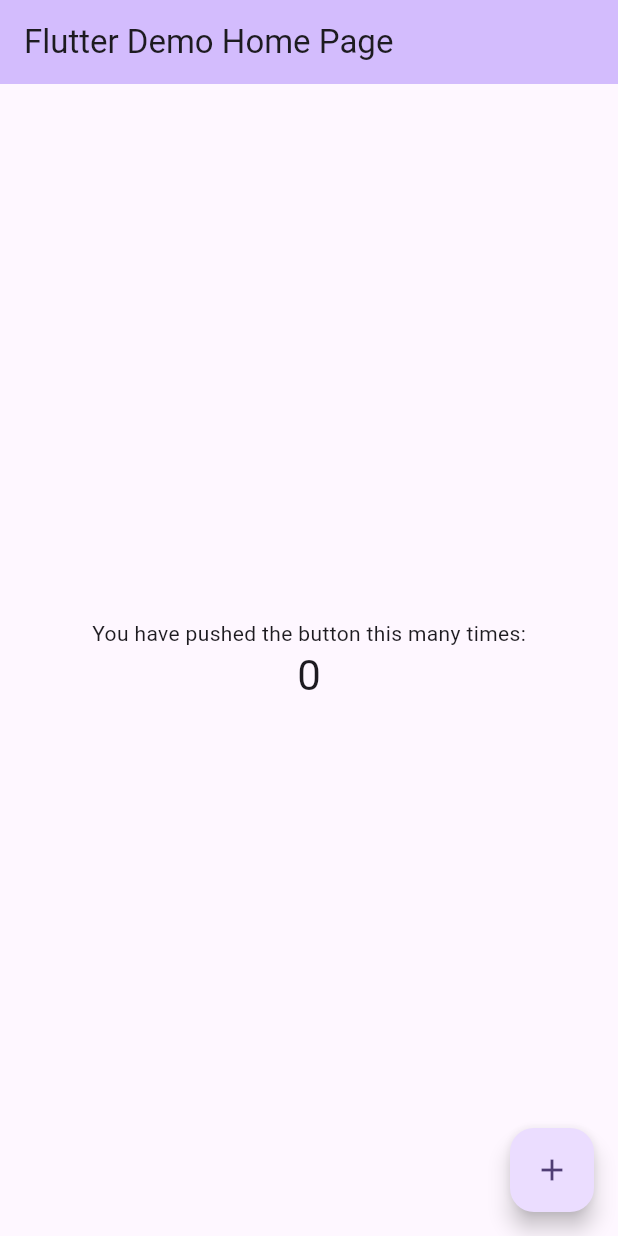
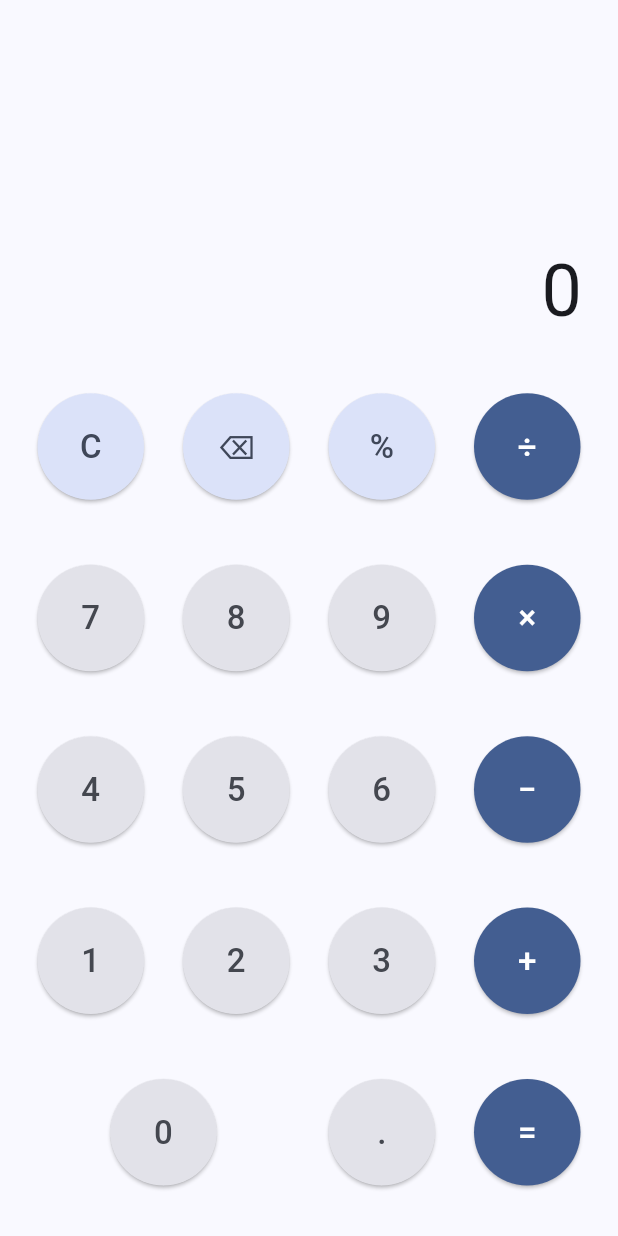
Before and after one commit to basalamahalam/simplecalc, a Flutter app: the screen it shows after launch, on a phone screen of 412 x 824 dp. Run offline on Flutter 3.47's test engine with Material 3 defaults, Android fonts, the phone set to English and light mode, and no system bars.

Commit message:
feat: add calculator UI wired to CalculatorEngine

```diff
--- a/lib/main.dart
+++ b/lib/main.dart
@@ -1,122 +1,32 @@
 import 'package:flutter/material.dart';
 
+import 'screens/calculator_screen.dart';
+
 void main() {
-  runApp(const MyApp());
+  runApp(const SimpleCalcApp());
 }
 
-class MyApp extends StatelessWidget {
-  const MyApp({super.key});
+class SimpleCalcApp extends StatelessWidget {
+  const SimpleCalcApp({super.key});
 
-  // This widget is the root of your application.
   @override
   Widget build(BuildContext context) {
     return MaterialApp(
-      title: 'Flutter Demo',
+      title: 'SimpleCalc',
+      debugShowCheckedModeBanner: false,
+      themeMode: ThemeMode.system,
       theme: ThemeData(
-        // This is the theme of your application.
-        //
-        // TRY THIS: Try running your application with "flutter run". You'll see
-        // the application has a purple toolbar. Then, without quitting the app,
-        // try changing the seedColor in the colorScheme below to Colors.green
-        // and then invoke "hot reload" (save your changes or press the "hot
-        // reload" button in a Flutter-supported IDE, or press "r" if you used
-        // the command line to start the app).
-        //
-        // Notice that the counter didn't reset back to zero; the application
-        // state is not lost during the reload. To reset the state, use hot
-        // restart instead.
-        //
-        // This works for code too, not just values: Most code changes can be
-        // tested with just a hot reload.
-        colorScheme: .fromSeed(seedColor: Colors.deepPurple),
+        colorScheme: ColorScheme.fromSeed(seedColor: const Color(0xFF1A73E8)),
+        useMaterial3: true,
       ),
-      home: const MyHomePage(title: 'Flutter Demo Home Page'),
+      darkTheme: ThemeData(
+        colorScheme: ColorScheme.fromSeed(
+          seedColor: const Color(0xFF1A73E8),
+          brightness: Brightness.dark,
+        ),
+        useMaterial3: true,
+      ),
+      home: const CalculatorScreen(),
     );
   }
 }
-
-class MyHomePage extends StatefulWidget {
-  const MyHomePage({super.key, required this.title});
-
-  // This widget is the home page of your application. It is stateful, meaning
-  // that it has a State object (defined below) that contains fields that affect
-  // how it looks.
-
-  // This class is the configuration for the state. It holds the values (in this
-  // case the title) provided by the parent (in this case the App widget) and
-  // used by the build method of the State. Fields in a Widget subclass are
-  // always marked "final".
-
-  final String title;
-
-  @override
-  State<MyHomePage> createState() => _MyHomePageState();
-}
-
-class _MyHomePageState extends State<MyHomePage> {
-  int _counter = 0;
-
-  void _incrementCounter() {
-    setState(() {
-      // This call to setState tells the Flutter framework that something has
-      // changed in this State, which causes it to rerun the build method below
-      // so that the display can reflect the updated values. If we changed
-      // _counter without calling setState(), then the build method would not be
-      // called again, and so nothing would appear to happen.
-      _counter++;
-    });
-  }
-
-  @override
-  Widget build(BuildContext context) {
-    // This method is rerun every time setState is called, for instance as done
-    // by the _incrementCounter method above.
-    //
-    // The Flutter framework has been optimized to make rerunning build methods
-    // fast, so that you can just rebuild anything that needs updating rather
-    // than having to individually change instances of widgets.
-    return Scaffold(
-      appBar: AppBar(
-        // TRY THIS: Try changing the color here to a specific color (to
-        // Colors.amber, perhaps?) and trigger a hot reload to see the AppBar
-        // change color while the other colors stay the same.
-        backgroundColor: Theme.of(context).colorScheme.inversePrimary,
-        // Here we take the value from the MyHomePage object that was created by
-        // the App.build method, and use it to set our appbar title.
-        title: Text(widget.title),
-      ),
-      body: Center(
-        // Center is a layout widget. It takes a single child and positions it
-        // in the middle of the parent.
-        child: Column(
-          // Column is also a layout widget. It takes a list of children and
-          // arranges them vertically. By default, it sizes itself to fit its
-          // children horizontally, and tries to be as tall as its parent.
-          //
-          // Column has various properties to control how it sizes itself and
-          // how it positions its children. Here we use mainAxisAlignment to
-          // center the children vertically; the main axis here is the vertical
-          // axis because Columns are vertical (the cross axis would be
-          // horizontal).
-          //
-          // TRY THIS: Invoke "debug painting" (choose the "Toggle Debug Paint"
-          // action in the IDE, or press "p" in the console), to see the
-          // wireframe for each widget.
-          mainAxisAlignment: .center,
-          children: [
-            const Text('You have pushed the button this many times:'),
-            Text(
-              '$_counter',
-              style: Theme.of(context).textTheme.headlineMedium,
-            ),
-          ],
-        ),
-      ),
-      floatingActionButton: FloatingActionButton(
-        onPressed: _incrementCounter,
-        tooltip: 'Increment',
-        child: const Icon(Icons.add),
-      ),
-    );
-  }
-}
--- /dev/null
+++ b/lib/screens/calculator_screen.dart
@@ -0,0 +1,208 @@
+import 'package:flutter/material.dart';
+
+import '../calculator_engine.dart';
+import '../widgets/calculator_button.dart';
+
+class CalculatorScreen extends StatefulWidget {
+  const CalculatorScreen({super.key});
+
+  @override
+  State<CalculatorScreen> createState() => _CalculatorScreenState();
+}
+
+class _CalculatorScreenState extends State<CalculatorScreen> {
+  final CalculatorEngine _engine = CalculatorEngine();
+
+  void _onDigit(String digit) => setState(() => _engine.inputDigit(digit));
+
+  void _onDecimal() => setState(() => _engine.inputDecimal());
+
+  void _onOperator(String op) => setState(() => _engine.inputOperator(op));
+
+  void _onPercent() => setState(() => _engine.inputPercent());
+
+  void _onBackspace() => setState(() => _engine.backspace());
+
+  void _onClear() => setState(() => _engine.clear());
+
+  void _onEquals() => setState(() => _engine.evaluate());
+
+  @override
+  Widget build(BuildContext context) {
+    final colors = Theme.of(context).colorScheme;
+    final functionStyle = (
+      background: colors.secondaryContainer,
+      foreground: colors.onSecondaryContainer,
+    );
+    final operatorStyle = (
+      background: colors.primary,
+      foreground: colors.onPrimary,
+    );
+    final digitStyle = (
+      background: colors.surfaceContainerHighest,
+      foreground: colors.onSurfaceVariant,
+    );
+
+    final displayText = _engine.display.isEmpty ? '0' : _engine.display;
+
+    return Scaffold(
+      body: SafeArea(
+        child: Padding(
+          padding: const EdgeInsets.all(12),
+          child: Column(
+            children: [
+              Expanded(
+                flex: 2,
+                child: Align(
+                  alignment: Alignment.bottomRight,
+                  child: Padding(
+                    padding: const EdgeInsets.all(12),
+                    child: Text(
+                      displayText,
+                      key: const Key('calculatorDisplay'),
+                      style: const TextStyle(fontSize: 48),
+                    ),
+                  ),
+                ),
+              ),
+              Expanded(
+                flex: 5,
+                child: Column(
+                  children: [
+                    _buttonRow([
+                      CalculatorButton(
+                        label: 'C',
+                        background: functionStyle.background,
+                        foreground: functionStyle.foreground,
+                        onPressed: _onClear,
+                      ),
+                      CalculatorButton(
+                        label: '⌫',
+                        background: functionStyle.background,
+                        foreground: functionStyle.foreground,
+                        onPressed: _onBackspace,
+                      ),
+                      CalculatorButton(
+                        label: '%',
+                        background: functionStyle.background,
+                        foreground: functionStyle.foreground,
+                        onPressed: _onPercent,
+                      ),
+                      CalculatorButton(
+                        label: '÷',
+                        background: operatorStyle.background,
+                        foreground: operatorStyle.foreground,
+                        onPressed: () => _onOperator('÷'),
+                      ),
+                    ]),
+                    _buttonRow([
+                      for (final d in ['7', '8', '9'])
+                        CalculatorButton(
+                          label: d,
+                          background: digitStyle.background,
+                          foreground: digitStyle.foreground,
+                          onPressed: () => _onDigit(d),
+                        ),
+                      CalculatorButton(
+                        label: '×',
+                        background: operatorStyle.background,
+                        foreground: operatorStyle.foreground,
+                        onPressed: () => _onOperator('×'),
+                      ),
+                    ]),
+                    _buttonRow([
+                      for (final d in ['4', '5', '6'])
+                        CalculatorButton(
+                          label: d,
+                          background: digitStyle.background,
+                          foreground: digitStyle.foreground,
+                          onPressed: () => _onDigit(d),
+                        ),
+                      CalculatorButton(
+                        label: '−',
+                        background: operatorStyle.background,
+                        foreground: operatorStyle.foreground,
+                        onPressed: () => _onOperator('-'),
+                      ),
+                    ]),
+                    _buttonRow([
+                      for (final d in ['1', '2', '3'])
+                        CalculatorButton(
+                          label: d,
+                          background: digitStyle.background,
+                          foreground: digitStyle.foreground,
+                          onPressed: () => _onDigit(d),
+                        ),
+                      CalculatorButton(
+                        label: '+',
+                        background: operatorStyle.background,
+                        foreground: operatorStyle.foreground,
+                        onPressed: () => _onOperator('+'),
+                      ),
+                    ]),
+                    Expanded(
+                      child: Row(
+                        children: [
+                          Expanded(
+                            flex: 2,
+                            child: Padding(
+                              padding: const EdgeInsets.all(6),
+                              child: CalculatorButton(
+                                label: '0',
+                                background: digitStyle.background,
+                                foreground: digitStyle.foreground,
+                                onPressed: () => _onDigit('0'),
+                              ),
+                            ),
+                          ),
+                          Expanded(
+                            child: Padding(
+                              padding: const EdgeInsets.all(6),
+                              child: CalculatorButton(
+                                label: '.',
+                                background: digitStyle.background,
+                                foreground: digitStyle.foreground,
+                                onPressed: _onDecimal,
+                              ),
+                            ),
+                          ),
+                          Expanded(
+                            child: Padding(
+                              padding: const EdgeInsets.all(6),
+                              child: CalculatorButton(
+                                label: '=',
+                                background: operatorStyle.background,
+                                foreground: operatorStyle.foreground,
+                                onPressed: _onEquals,
+                              ),
+                            ),
+                          ),
+                        ],
+                      ),
+                    ),
+                  ],
+                ),
+              ),
+            ],
+          ),
+        ),
+      ),
+    );
+  }
+
+  Widget _buttonRow(List<Widget> buttons) {
+    return Expanded(
+      child: Row(
+        children: [
+          for (final button in buttons)
+            Expanded(
+              child: Padding(
+                padding: const EdgeInsets.all(6),
+                child: button,
+              ),
+            ),
+        ],
+      ),
+    );
+  }
+}
--- /dev/null
+++ b/lib/widgets/calculator_button.dart
@@ -0,0 +1,30 @@
+import 'package:flutter/material.dart';
+
+class CalculatorButton extends StatelessWidget {
+  const CalculatorButton({
+    super.key,
+    required this.label,
+    required this.background,
+    required this.foreground,
+    required this.onPressed,
+  });
+
+  final String label;
+  final Color background;
+  final Color foreground;
+  final VoidCallback onPressed;
+
+  @override
+  Widget build(BuildContext context) {
+    return ElevatedButton(
+      onPressed: onPressed,
+      style: ElevatedButton.styleFrom(
+        backgroundColor: background,
+        foregroundColor: foreground,
+        shape: const CircleBorder(),
+        padding: const EdgeInsets.all(20),
+      ),
+      child: Text(label, style: const TextStyle(fontSize: 22)),
+    );
+  }
+}
```
Also changed, not shown: 2 other files.
